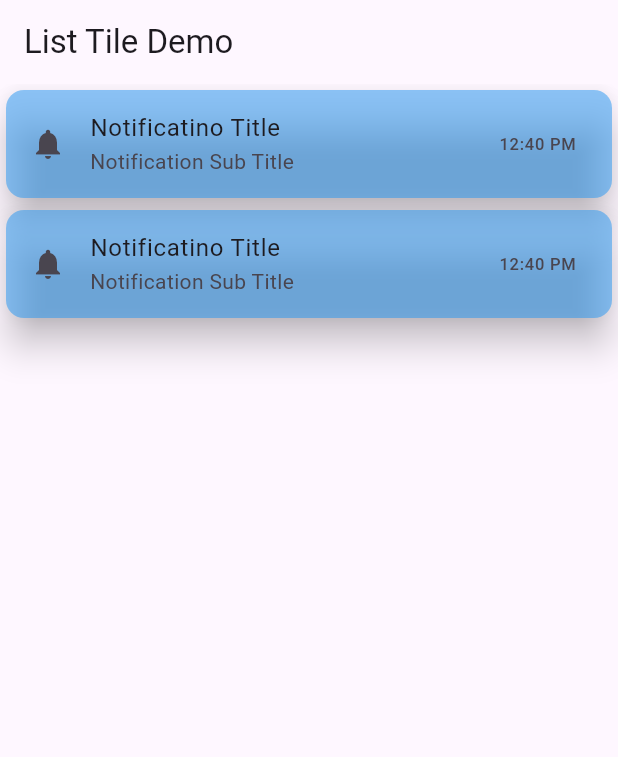
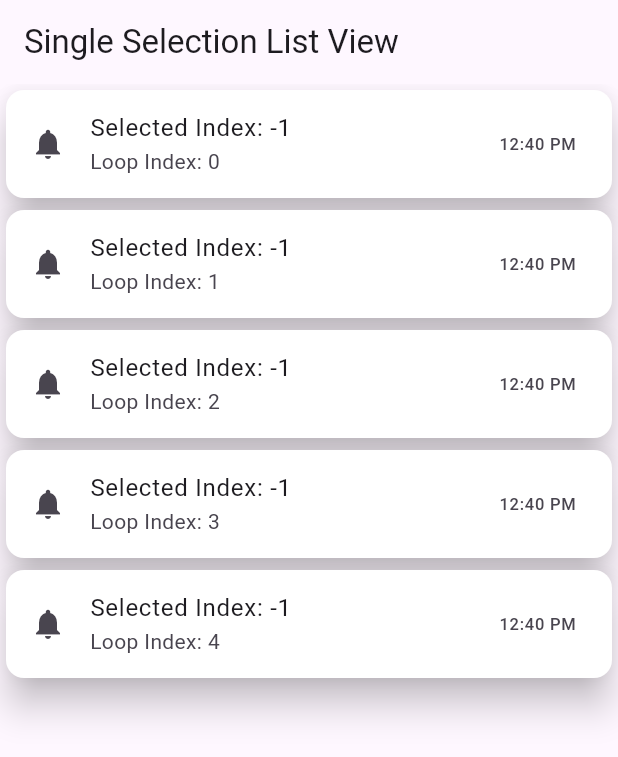
Before and after one commit to MuhammadAliKust/Flutter-B11, a Flutter app: the screen it shows after launch, on a phone screen of 412 x 824 dp. Shown: the top 757 px of the screen. Run offline on Flutter 3.47's test engine with Material 3 defaults, Android fonts, the phone set to English and light mode, and no system bars; our stand-ins replace string_validator.

Commit message:
Single Selection Done

```diff
--- a/lib/list_tile_view.dart
+++ b/lib/list_tile_view.dart
@@ -9,9 +9,10 @@ class ListTileView extends StatelessWidget {
         appBar: AppBar(
           title: Text("List Tile Demo"),
         ),
-      body: Column(
-        children: [
-          Card(
+        body: ListView.builder(
+            itemCount: 5,
+            itemBuilder: (context, i) {
+              return Card(
                 color: Colors.blue.withOpacity(0.5),
                 elevation: 10,
                 child: ListTile(
@@ -21,20 +22,7 @@ class ListTileView extends StatelessWidget {
                   trailing: Text("12:40 PM"),
                   // tileColor: Colors.blue.withOpacity(0.6),
                 ),
-          ),
-          Card(
-            color: Colors.blue.withOpacity(0.5),
-            elevation: 10,
-            child: ListTile(
-              leading: Icon(Icons.notifications),
-              title: Text("Notificatino Title"),
-              subtitle: Text("Notification Sub Title"),
-              trailing: Text("12:40 PM"),
-              // tileColor: Colors.blue.withOpacity(0.6),
-            ),
-          ),
-        ],
-      ),
               );
+            }));
   }
 }
--- a/lib/main.dart
+++ b/lib/main.dart
@@ -2,6 +2,7 @@ import 'package:flutter/material.dart';
 import 'package:flutter_b11/asset_image_demo.dart';
 import 'package:flutter_b11/list_tile_view.dart';
 import 'package:flutter_b11/login_view.dart';
+import 'package:flutter_b11/single_selection_view.dart';
 
 void main() {
   runApp(const MyApp());
@@ -12,8 +13,8 @@ class MyApp extends StatelessWidget {
 
   @override
   Widget build(BuildContext context) {
-    return const MaterialApp(
-      home: ListTileView(),
+    return  MaterialApp(
+      home: SingleSelectionListView(),
     );
   }
 }
--- /dev/null
+++ b/lib/single_selection_view.dart
@@ -0,0 +1,42 @@
+import 'package:flutter/material.dart';
+
+class SingleSelectionListView extends StatefulWidget {
+  SingleSelectionListView({super.key});
+
+  @override
+  State<SingleSelectionListView> createState() =>
+      _SingleSelectionListViewState();
+}
+
+class _SingleSelectionListViewState extends State<SingleSelectionListView> {
+  int selectedIndex = -1;
+
+  @override
+  Widget build(BuildContext context) {
+    return Scaffold(
+        appBar: AppBar(
+          title: Text("Single Selection List View"),
+        ),
+        body: ListView.builder(
+            itemCount: 5,
+            itemBuilder: (context, i) {
+              return Card(
+                color: selectedIndex == i
+                    ? Colors.blue.withOpacity(0.5)
+                    : Colors.white,
+                elevation: 10,
+                child: ListTile(
+                  onTap: () {
+                    selectedIndex = i;
+                    setState(() {});
+                  },
+                  leading: Icon(Icons.notifications),
+                  title: Text("Selected Index: $selectedIndex"),
+                  subtitle: Text("Loop Index: $i"),
+                  trailing: Text("12:40 PM"),
+                  // tileColor: Colors.blue.withOpacity(0.6),
+                ),
+              );
+            }));
+  }
+}
--- a/pubspec.yaml
+++ b/pubspec.yaml
@@ -36,6 +36,7 @@ dependencies:
   # Use with the CupertinoIcons class for iOS style icons.
   cupertino_icons: ^1.0.8
   string_validator: ^1.1.0
+  voice_message_package: ^2.2.1
 
 dev_dependencies:
   flutter_test:
```
Also changed, not shown: pubspec.lock, 2 other files. Lines whose indentation alone changed are shown as unchanged.
